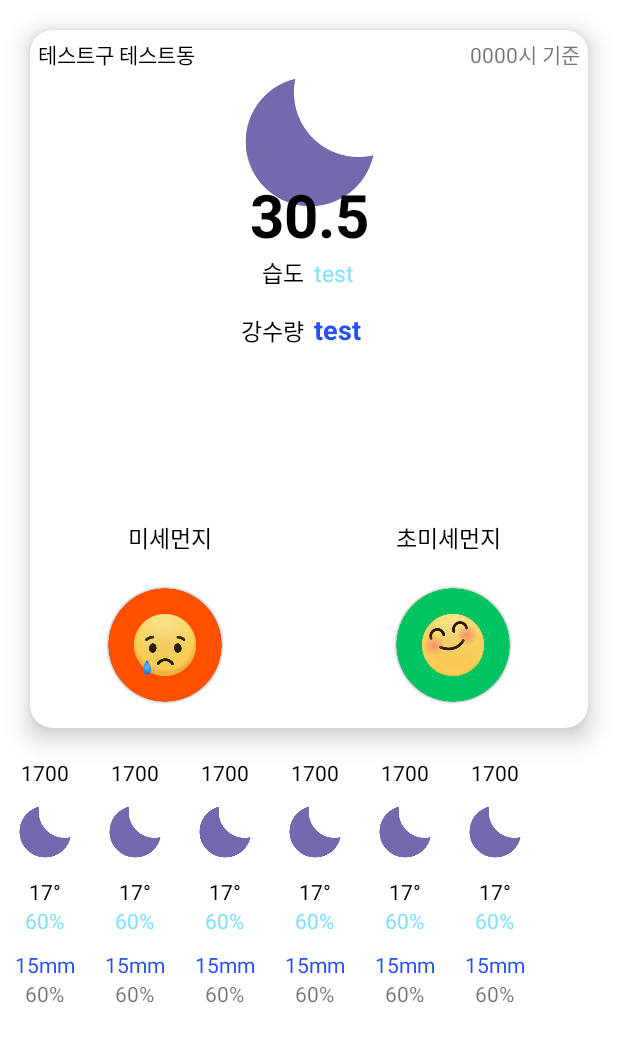
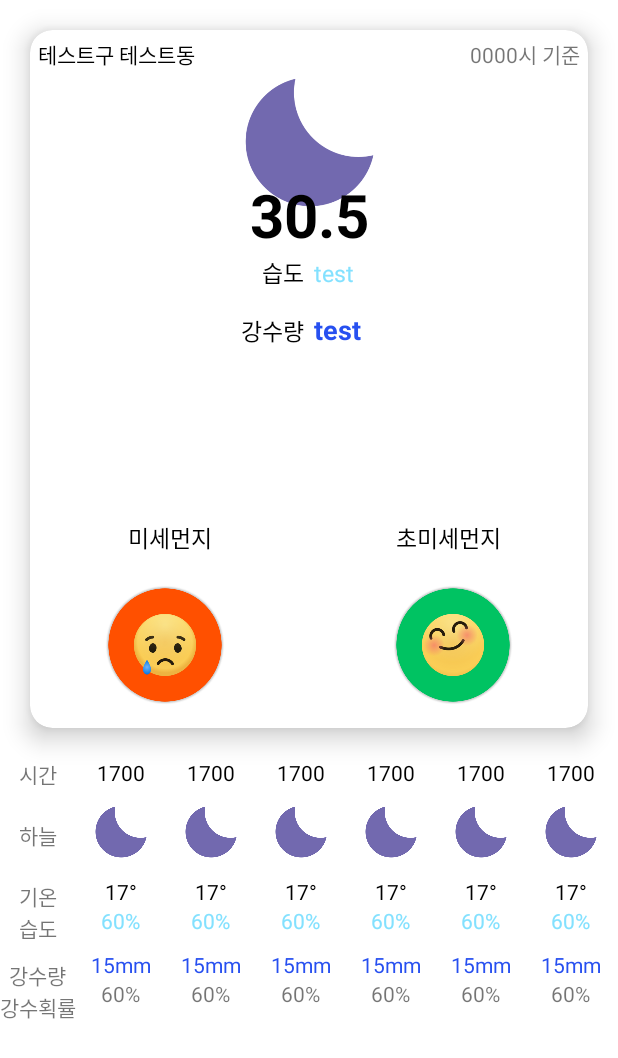
Before and after one commit to SteelZoo/OwnWeather, an Android app: the layout activity_home.xml on its own in the app's theme, with its tools: preview values and no code run, on a phone screen of 412 x 824 dp. Shown: the top 1058 px of the screen. Run offline under Robolectric (Android 15) with nearby library versions, the phone set to English and light mode, and no system bars.

Commit message:
design: 단기예보 리스트 요소 설명 UI추가

```diff
--- a/app/src/main/java/com/steelzoo/ownweather/ui/home/HomeActivity.kt
+++ b/app/src/main/java/com/steelzoo/ownweather/ui/home/HomeActivity.kt
@@ -16,6 +16,8 @@ import androidx.activity.viewModels
 import androidx.annotation.RequiresApi
 import androidx.appcompat.app.AppCompatActivity
 import androidx.core.content.ContextCompat
+import androidx.recyclerview.widget.DividerItemDecoration
+import androidx.recyclerview.widget.LinearLayoutManager
 import com.google.android.gms.location.*
 import com.google.android.gms.tasks.CancellationTokenSource
 import com.google.android.material.snackbar.Snackbar
@@ -55,6 +57,7 @@ class HomeActivity : AppCompatActivity() {
         fusedLocationProviderClient = LocationServices.getFusedLocationProviderClient(this)
 
         binding.rvShortforecast.adapter = shortForecastAdapter
+        binding.rvShortforecast.addItemDecoration(DividerItemDecoration(baseContext,LinearLayoutManager.HORIZONTAL))
 
         setObserveLiveData()
 
--- a/app/src/main/res/layout/activity_home.xml
+++ b/app/src/main/res/layout/activity_home.xml
@@ -48,12 +48,12 @@
                     android:id="@+id/tv_address"
                     android:layout_width="wrap_content"
                     android:layout_height="wrap_content"
-                    android:textColor="?attr/colorOnSecondary"
                     android:layout_marginStart="5dp"
                     android:layout_marginTop="5dp"
+                    android:textColor="?attr/colorOnSecondary"
                     app:layout_constraintStart_toStartOf="@id/layout_weathercard"
                     app:layout_constraintTop_toTopOf="@id/layout_weathercard"
-                    tools:text="테스트구 테스트동"/>
+                    tools:text="테스트구 테스트동" />
 
                 <TextView
                     android:id="@+id/tv_basetime"
@@ -64,7 +64,7 @@
                     android:text="@{viewmodel.nowWeather.baseTime.substring(0,2) + `시 기준`}"
                     app:layout_constraintEnd_toEndOf="@id/layout_weathercard"
                     app:layout_constraintTop_toTopOf="@id/layout_weathercard"
-                    tools:text="0000시 기준"/>
+                    tools:text="0000시 기준" />
 
                 <ImageView
                     android:id="@+id/iv_weather_image"
@@ -190,6 +190,50 @@
 
         </androidx.cardview.widget.CardView>
 
+        <LinearLayout
+            android:id="@+id/layout_des_weather_element"
+            android:layout_width="wrap_content"
+            android:layout_height="0dp"
+            android:gravity="center_horizontal"
+            android:orientation="vertical"
+            app:layout_constraintBottom_toBottomOf="@id/rv_shortforecast"
+            app:layout_constraintEnd_toStartOf="@id/rv_shortforecast"
+            app:layout_constraintStart_toStartOf="parent"
+            app:layout_constraintTop_toTopOf="@id/rv_shortforecast">
+
+            <TextView
+                android:layout_width="wrap_content"
+                android:layout_height="wrap_content"
+                android:text="시간" />
+
+            <TextView
+                android:layout_width="wrap_content"
+                android:layout_height="60dp"
+                android:gravity="center"
+                android:text="하늘" />
+
+            <TextView
+                android:layout_width="wrap_content"
+                android:layout_height="wrap_content"
+                android:text="기온" />
+
+            <TextView
+                android:layout_width="wrap_content"
+                android:layout_height="wrap_content"
+                android:text="습도" />
+
+            <TextView
+                android:layout_width="wrap_content"
+                android:layout_height="wrap_content"
+                android:layout_marginTop="10dp"
+                android:text="강수량" />
+
+            <TextView
+                android:layout_width="wrap_content"
+                android:layout_height="wrap_content"
+                android:text="강수획률" />
+        </LinearLayout>
+
         <androidx.recyclerview.widget.RecyclerView
             android:id="@+id/rv_shortforecast"
             android:layout_width="0dp"
@@ -197,7 +241,7 @@
             android:layout_marginTop="20dp"
             android:orientation="horizontal"
             app:layoutManager="androidx.recyclerview.widget.LinearLayoutManager"
-            app:layout_constraintStart_toStartOf="parent"
+            app:layout_constraintStart_toEndOf="@id/layout_des_weather_element"
             app:layout_constraintTop_toBottomOf="@id/cv_weathercard"
             tools:itemCount="9"
             tools:listitem="@layout/item_recyclerview_shortforecast" />
```
